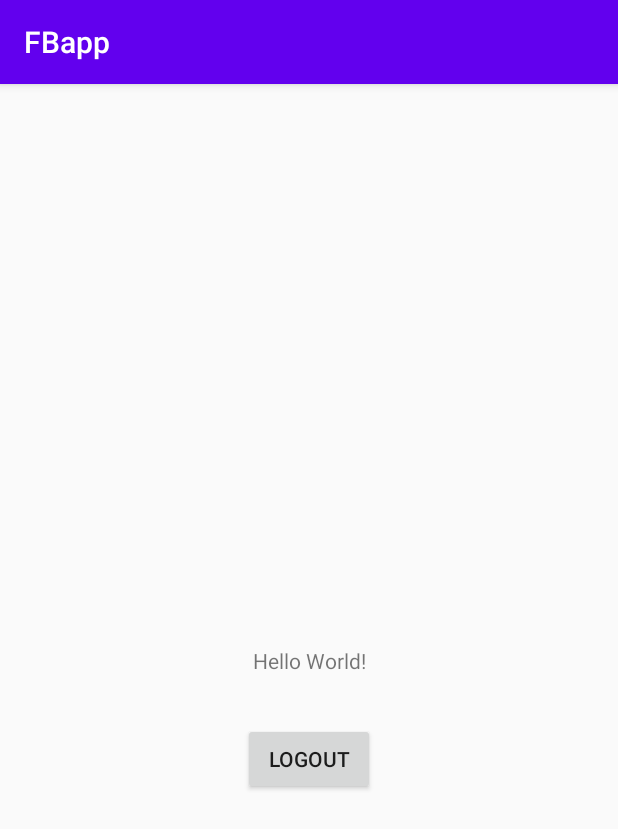
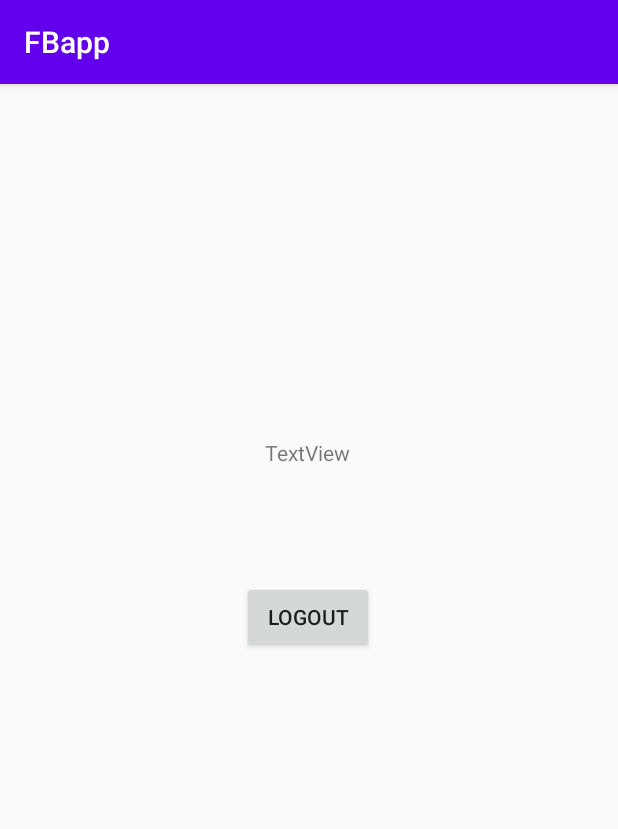
Before and after one commit to LOROGO/FireBaseApp, an Android app: the screen it shows after launch once a user with an empty profile is signed in (MainActivity), on a phone screen of 412 x 824 dp. Shown: the top 829 px of the screen. Run offline under Robolectric (Android 15) with nearby library versions, the phone set to English and light mode, and no system bars; our stand-ins replace Firebase (no records; nobody signed in at launch, a user with empty details on screens opened directly); Roboto replaces fonts that are not available here.

Commit message:
100320 lorogo toasty - nefunkcny pri login pridanie tlacidiel na prepinanie activit zneviditelnenie progress bar

```diff
--- a/app/src/main/res/layout/activity_main.xml
+++ b/app/src/main/res/layout/activity_main.xml
@@ -6,25 +6,27 @@
     android:layout_height="match_parent"
     tools:context=".MainActivity">
 
+    <Button
+        android:id="@+id/button"
+        android:layout_width="wrap_content"
+        android:layout_height="wrap_content"
+        android:layout_marginTop="76dp"
+        android:onClick="logout"
+        android:text="LOGOUT"
+        app:layout_constraintEnd_toEndOf="parent"
+        app:layout_constraintHorizontal_bias="0.498"
+        app:layout_constraintStart_toStartOf="parent"
+        app:layout_constraintTop_toBottomOf="@+id/textView3" />
+
     <TextView
         android:id="@+id/textView3"
         android:layout_width="wrap_content"
         android:layout_height="wrap_content"
-        android:text="Hello World!"
-        app:layout_constraintBottom_toBottomOf="parent"
-        app:layout_constraintLeft_toLeftOf="parent"
-        app:layout_constraintRight_toRightOf="parent"
+        android:layout_marginTop="236dp"
+        android:text="TextView"
+        app:layout_constraintEnd_toEndOf="parent"
+        app:layout_constraintHorizontal_bias="0.498"
+        app:layout_constraintStart_toStartOf="parent"
         app:layout_constraintTop_toTopOf="parent" />
 
-    <Button
-        android:id="@+id/button"
-        android:layout_width="wrap_content"
-        android:layout_height="wrap_content"
-        android:layout_marginTop="32dp"
-        android:onClick="logout"
-        android:text="LOGOUT"
-        app:layout_constraintEnd_toEndOf="parent"
-        app:layout_constraintStart_toStartOf="parent"
-        app:layout_constraintTop_toBottomOf="@+id/textView3" />
-
 </androidx.constraintlayout.widget.ConstraintLayout>
--- a/app/src/main/res/layout/activity_register.xml
+++ b/app/src/main/res/layout/activity_register.xml
@@ -62,9 +62,10 @@
         android:textSize="25sp"
         app:layout_constraintBottom_toBottomOf="parent"
         app:layout_constraintEnd_toEndOf="parent"
+        app:layout_constraintHorizontal_bias="0.497"
         app:layout_constraintStart_toStartOf="parent"
         app:layout_constraintTop_toTopOf="parent"
-        app:layout_constraintVertical_bias="0.07999998" />
+        app:layout_constraintVertical_bias="0.11" />
 
     <TextView
         android:id="@+id/textView2"
@@ -118,7 +119,7 @@
         app:layout_constraintHorizontal_bias="0.498"
         app:layout_constraintStart_toStartOf="parent"
         app:layout_constraintTop_toBottomOf="@+id/login1"
-        app:layout_constraintVertical_bias="1.0" />
+        app:layout_constraintVertical_bias="0.0" />
 
     <TextView
         android:id="@+id/login1"
```
